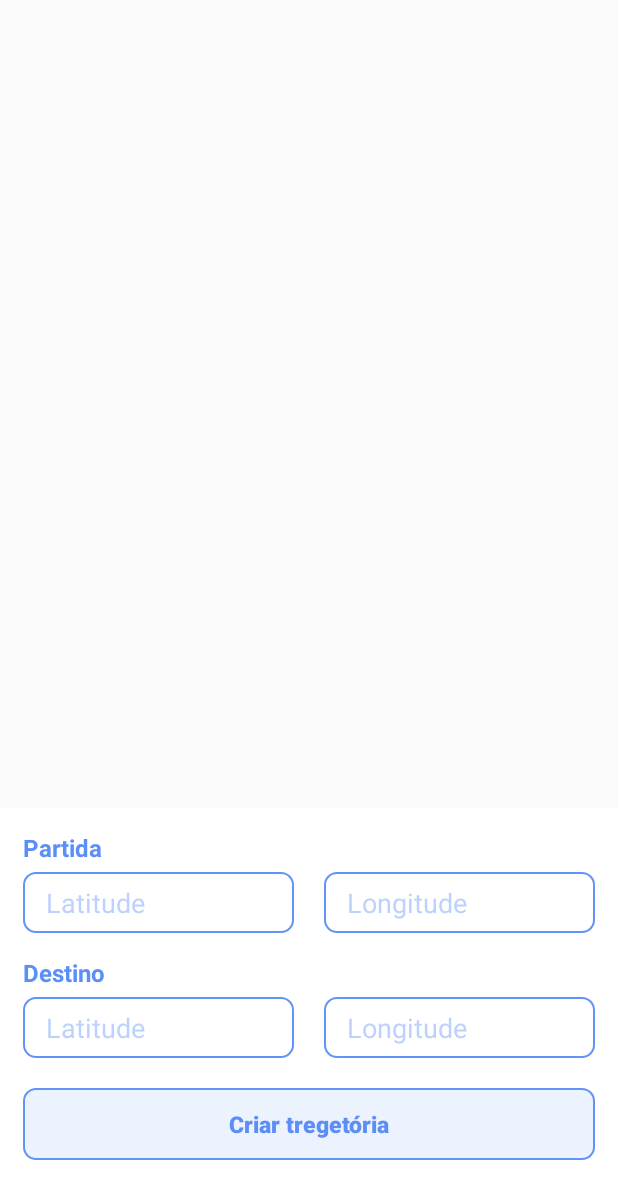
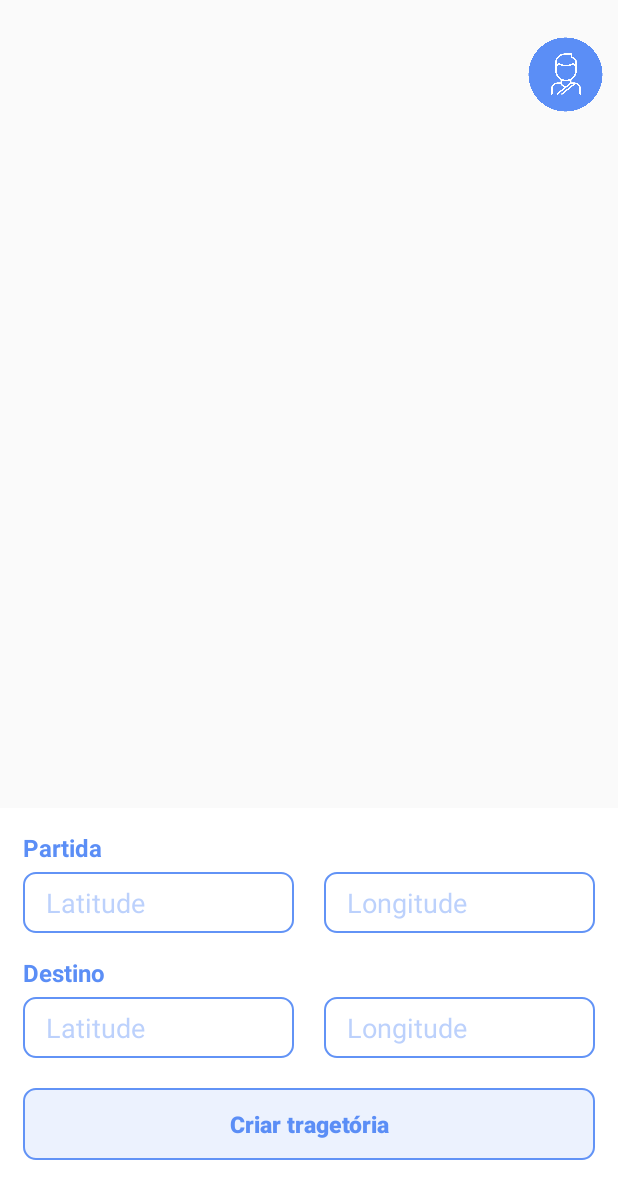
Before and after one commit to novaisarley/Point-to-Point, an Android app: the screen it shows after launch (MapsActivity), on a phone screen of 412 x 824 dp, the part 53-1236 px from its top. Run offline under Robolectric (Android 15) with nearby library versions, the phone set to English and light mode, and no system bars.

Commit message:
Make select passenger functional

```diff
--- a/app/build.gradle
+++ b/app/build.gradle
@@ -28,6 +28,7 @@ dependencies {
     implementation 'com.google.android.gms:play-services-maps:17.0.0'
     implementation 'com.google.android.gms:play-services-location:17.0.0'
     implementation 'androidx.constraintlayout:constraintlayout:1.1.3'
+    implementation 'com.google.android.material:material:1.2.0'
     testImplementation 'junit:junit:4.12'
     androidTestImplementation 'androidx.test.ext:junit:1.1.1'
     androidTestImplementation 'androidx.test.espresso:espresso-core:3.2.0'
--- a/app/src/main/AndroidManifest.xml
+++ b/app/src/main/AndroidManifest.xml
@@ -15,7 +15,6 @@
         android:roundIcon="@mipmap/ic_launcher_round"
         android:supportsRtl="true"
         android:theme="@style/AppTheme">
-        <activity android:name=".SettingsActivity"></activity>
         <!--
              The API key for Google Maps-based APIs is defined as a string resource.
              (See the file "res/values/google_maps_api.xml").
--- a/app/src/main/java/com/br/arley/tragetoriadoispontos/MapsActivity.java
+++ b/app/src/main/java/com/br/arley/tragetoriadoispontos/MapsActivity.java
@@ -1,21 +1,30 @@
 package com.br.arley.tragetoriadoispontos;
 
+import androidx.appcompat.app.AlertDialog;
 import androidx.core.app.ActivityCompat;
 import androidx.fragment.app.FragmentActivity;
 
 import android.Manifest;
 import android.app.SearchManager;
+import android.content.Context;
 import android.content.DialogInterface;
+import android.content.SharedPreferences;
 import android.content.pm.PackageManager;
 import android.graphics.Bitmap;
+import android.graphics.Color;
 import android.graphics.drawable.BitmapDrawable;
+import android.graphics.drawable.ColorDrawable;
 import android.graphics.drawable.Drawable;
 import android.os.Bundle;
 import android.os.Handler;
 import android.util.Log;
 import android.view.View;
+import android.view.Window;
 import android.widget.Button;
 import android.widget.EditText;
+import android.widget.ImageView;
+import android.widget.LinearLayout;
+import android.widget.TextView;
 import android.widget.Toast;
 
 import com.google.android.gms.common.ConnectionResult;
@@ -28,6 +37,7 @@ import com.google.android.gms.maps.model.BitmapDescriptorFactory;
 import com.google.android.gms.maps.model.LatLng;
 import com.google.android.gms.maps.model.Marker;
 import com.google.android.gms.maps.model.MarkerOptions;
+import com.google.android.material.floatingactionbutton.FloatingActionButton;
 
 public class MapsActivity extends FragmentActivity implements OnMapReadyCallback {
 
@@ -37,14 +47,31 @@ public class MapsActivity extends FragmentActivity implements OnMapReadyCallback
     private GoogleMap mMap;
     private EditText edtPartidaLat, edtPartidaLng, edtDestinoLat, edtDestinoLng;
     private Button btnTracarTrageto;
+    ImageView btnChoosePassenger;
     private Handler handler;
     Bitmap carBitmap;
     Marker previousMarker;
+    SharedPreferences sharedPreferences;
+    SharedPreferences.Editor editor;
 
     @Override
     protected void onCreate(Bundle savedInstanceState) {
         super.onCreate(savedInstanceState);
         setContentView(R.layout.activity_main);
+
+        sharedPreferences = getSharedPreferences("preferences_key", Context.MODE_PRIVATE);
+
+        if(sharedPreferences.getBoolean("first_time", true)){
+
+            sharedPreferences = getSharedPreferences("preferences_key", Context.MODE_PRIVATE);
+            editor = sharedPreferences.edit();
+
+            showPassengerDialog(sharedPreferences, editor);
+
+            editor.putBoolean("first_time", false);
+            editor.apply();
+        }
+
         // Obtain the SupportMapFragment and get notified when the map is ready to be used.
         SupportMapFragment mapFragment = (SupportMapFragment) getSupportFragmentManager()
                 .findFragmentById(R.id.map);
@@ -58,9 +85,11 @@ public class MapsActivity extends FragmentActivity implements OnMapReadyCallback
         edtDestinoLat = findViewById(R.id.edit_lat_destino);
         edtDestinoLng = findViewById(R.id.edit_lng_destino);
 
+        btnChoosePassenger = findViewById(R.id.bt_choose_passenger);
         btnTracarTrageto = findViewById(R.id.btn_criar_tragetoria);
 
-        Drawable carDrawable = getDrawable(R.drawable.carro_klinsman);
+        Drawable carDrawable = selecionarPassageiro(sharedPreferences.getInt("passageiro", 2));
+
         Bitmap carIcon = ((BitmapDrawable) carDrawable).getBitmap();
         carBitmap = Bitmap.createScaledBitmap(carIcon, 120, 120, false);
 
@@ -77,7 +106,35 @@ public class MapsActivity extends FragmentActivity implements OnMapReadyCallback
                 }
             }
         });
+
+        btnChoosePassenger.setOnClickListener(new View.OnClickListener() {
+            @Override
+            public void onClick(View v) {
+                sharedPreferences = getSharedPreferences("preferences_key", Context.MODE_PRIVATE);
+                editor = sharedPreferences.edit();
+                showPassengerDialog(sharedPreferences, editor);
+            }
+        });
     }
+
+    Drawable selecionarPassageiro(int carNum){
+        Drawable carDrawable = getDrawable(R.drawable.carro_klinsman);
+
+        switch (carNum){
+            case 1:
+                carDrawable = getDrawable(R.drawable.carro_arley);
+                break;
+            case 2:
+                carDrawable = getDrawable(R.drawable.carro_klinsman);
+                break;
+            case 3:
+                carDrawable = getDrawable(R.drawable.carro_zeca);
+                break;
+        }
+
+        return carDrawable;
+    }
+
 
     void criarTragetoria() {
         i = 1;
@@ -92,7 +149,6 @@ public class MapsActivity extends FragmentActivity implements OnMapReadyCallback
         ratioLat = (finalLat - initLat) / divider;
         ratioLng = (finalLng - initLng) / divider;
 
-
         LatLng partida = new LatLng(initLat, initLng);
         mMap.addMarker(new MarkerOptions().position(partida).title("Partida").icon(BitmapDescriptorFactory.defaultMarker(BitmapDescriptorFactory.HUE_AZURE)));
 
@@ -106,6 +162,63 @@ public class MapsActivity extends FragmentActivity implements OnMapReadyCallback
         mMap.moveCamera(CameraUpdateFactory.newLatLng(partida));
 
         moveCarRunnable.run();
+    }
+
+    void showPassengerDialog(final SharedPreferences sharedPreferences, final SharedPreferences.Editor editor){
+
+        AlertDialog.Builder mBuilder = new AlertDialog.Builder(MapsActivity.this);
+        //mBuilder.setCancelable(false);
+
+        View mView = getLayoutInflater().inflate(R.layout.dialog_options, null);
+        LinearLayout iv_arley = mView.findViewById(R.id.arley);
+        LinearLayout iv_klinsman = mView.findViewById(R.id.klinsman);
+        LinearLayout iv_zeca = mView.findViewById(R.id.zeca);
+
+        mBuilder.setView(mView);
+
+        final AlertDialog dialog = mBuilder.create();
+
+        dialog.requestWindowFeature(Window.FEATURE_NO_TITLE);
+        dialog.getWindow().setBackgroundDrawable(new ColorDrawable(Color.TRANSPARENT));
+
+        iv_arley.setOnClickListener(new View.OnClickListener() {
+            @Override
+            public void onClick(View v) {
+                editor.putInt("passageiro", 1);
+                editor.apply();
+                Drawable carDrawable = selecionarPassageiro(sharedPreferences.getInt("passageiro", 2));
+                Bitmap carIcon = ((BitmapDrawable) carDrawable).getBitmap();
+                carBitmap = Bitmap.createScaledBitmap(carIcon, 120, 120, false);
+                dialog.dismiss();
+            }
+        });
+
+        iv_klinsman.setOnClickListener(new View.OnClickListener() {
+            @Override
+            public void onClick(View v) {
+                editor.putInt("passageiro", 2);
+                editor.apply();
+                Drawable carDrawable = selecionarPassageiro(sharedPreferences.getInt("passageiro", 2));
+                Bitmap carIcon = ((BitmapDrawable) carDrawable).getBitmap();
+                carBitmap = Bitmap.createScaledBitmap(carIcon, 120, 120, false);
+                dialog.dismiss();
+            }
+        });
+
+        iv_zeca.setOnClickListener(new View.OnClickListener() {
+            @Override
+            public void onClick(View v) {
+                editor.putInt("passageiro", 3);
+                editor.apply();
+                Drawable carDrawable = selecionarPassageiro(sharedPreferences.getInt("passageiro", 2));
+                Bitmap carIcon = ((BitmapDrawable) carDrawable).getBitmap();
+                carBitmap = Bitmap.createScaledBitmap(carIcon, 120, 120, false);
+                dialog.dismiss();
+            }
+        });
+
+        dialog.show();
+
     }
 
     void pararTragetoria() {
@@ -123,8 +236,6 @@ public class MapsActivity extends FragmentActivity implements OnMapReadyCallback
         }else{
             pararTragetoria();
         }
-
-
     }
 
     private Runnable moveCarRunnable = new Runnable() {
@@ -141,6 +252,8 @@ public class MapsActivity extends FragmentActivity implements OnMapReadyCallback
         edtDestinoLat.setText("");
         edtDestinoLng.setText("");
     }
+
+
 
     @Override
     public void onMapReady(GoogleMap googleMap) {
--- a/app/src/main/res/layout/activity_main.xml
+++ b/app/src/main/res/layout/activity_main.xml
@@ -14,8 +14,10 @@
         android:layout_height="0dp"
         app:layout_constraintBottom_toTopOf="@+id/constraintLayout"
         app:layout_constraintEnd_toEndOf="parent"
+        app:layout_constraintHorizontal_bias="0.0"
         app:layout_constraintStart_toStartOf="parent"
-        app:layout_constraintTop_toTopOf="parent" />
+        app:layout_constraintTop_toTopOf="parent"
+        app:layout_constraintVertical_bias="1.0" />
 
     <androidx.constraintlayout.widget.ConstraintLayout
         android:id="@+id/constraintLayout"
@@ -33,7 +35,7 @@
             android:layout_width="match_parent"
             android:layout_height="wrap_content"
             android:background="@drawable/rounded_button"
-            android:text="Criar tregetória"
+            android:text="Criar tragetória"
             android:textAppearance="@style/TextAppearance.AppCompat.Body2"
             android:textColor="#5B8EF6"
             android:textSize="15sp"
@@ -153,4 +155,16 @@
 
     </androidx.constraintlayout.widget.ConstraintLayout>
 
+    <ImageButton
+        android:id="@+id/bt_choose_passenger"
+        android:layout_width="50dp"
+        android:layout_height="50dp"
+        android:layout_marginTop="60dp"
+        android:layout_marginEnd="10dp"
+        android:scaleType="fitCenter"
+        android:background="@android:color/transparent"
+        android:src="@drawable/passenger_icon"
+        app:layout_constraintEnd_toEndOf="parent"
+        app:layout_constraintTop_toTopOf="parent" />
+
 </androidx.constraintlayout.widget.ConstraintLayout>
--- a/app/src/main/res/layout/dialog_options.xml
+++ b/app/src/main/res/layout/dialog_options.xml
@@ -43,6 +43,7 @@
                 <ImageView
                     android:layout_width="match_parent"
                     android:layout_height="100dp"
+                    android:layout_marginTop="10dp"
                     android:src="@drawable/klinsman_face"/>
 
                 <TextView
@@ -68,6 +69,7 @@
                 <ImageView
                     android:layout_width="match_parent"
                     android:layout_height="100dp"
+                    android:layout_marginTop="10dp"
                     android:src="@drawable/arley_face" />
 
                 <TextView
@@ -98,6 +100,7 @@
             <LinearLayout
                 android:id="@+id/zeca"
                 android:layout_width="0dp"
+                android:visibility="gone"
                 android:layout_height="match_parent"
                 android:layout_weight="1"
                 android:layout_marginRight="10dp"
@@ -107,6 +110,7 @@
                 <ImageView
                     android:layout_width="match_parent"
                     android:layout_height="100dp"
+                    android:layout_marginTop="10dp"
                     android:src="@drawable/zeca_face"/>
 
                 <TextView
```
Also changed, not shown: app/src/main/res/drawable-v24/passenger_icon.png (added).
